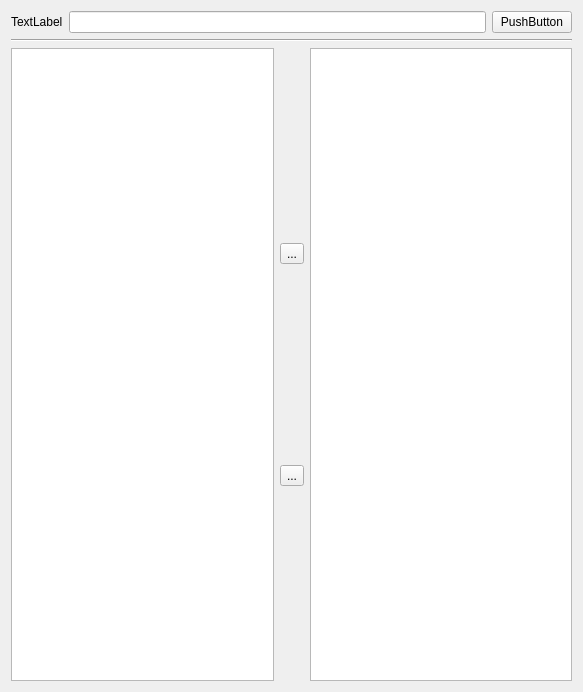
The window that nextShows/src/settings/ui/findshows.ui (gilcn/nextshows) describes before a commit, drawn with Qt 5.
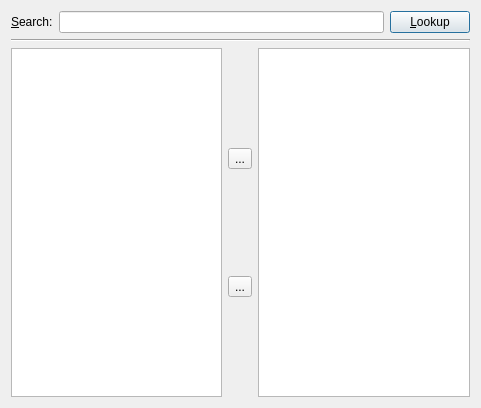
The same window after the commit.

```diff
--- a/nextShows/src/settings/ui/findshows.ui
+++ b/nextShows/src/settings/ui/findshows.ui
@@ -5,8 +5,8 @@
    <rect>
     <x>0</x>
     <y>0</y>
-    <width>583</width>
-    <height>692</height>
+    <width>481</width>
+    <height>408</height>
    </rect>
   </property>
   <property name="windowTitle" >
@@ -16,19 +16,31 @@
    <item row="0" column="0" >
     <layout class="QHBoxLayout" name="horizontalLayout_2" >
      <item>
-      <widget class="QLabel" name="label" >
+      <widget class="QLabel" name="lblSearch" >
        <property name="text" >
-        <string>TextLabel</string>
+        <string>&amp;Search:</string>
+       </property>
+       <property name="buddy" >
+        <cstring>leSearch</cstring>
        </property>
       </widget>
      </item>
      <item>
-      <widget class="QLineEdit" name="lineEdit" />
+      <widget class="QLineEdit" name="leSearch" />
      </item>
      <item>
-      <widget class="QPushButton" name="pushButton" >
+      <widget class="QPushButton" name="btnLookup" >
        <property name="text" >
-        <string>PushButton</string>
+        <string>&amp;Lookup</string>
+       </property>
+       <property name="autoDefault" >
+        <bool>true</bool>
+       </property>
+       <property name="default" >
+        <bool>true</bool>
+       </property>
+       <property name="flat" >
+        <bool>false</bool>
        </property>
       </widget>
      </item>
```
